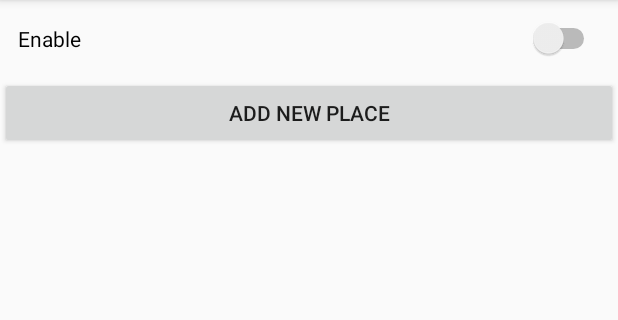
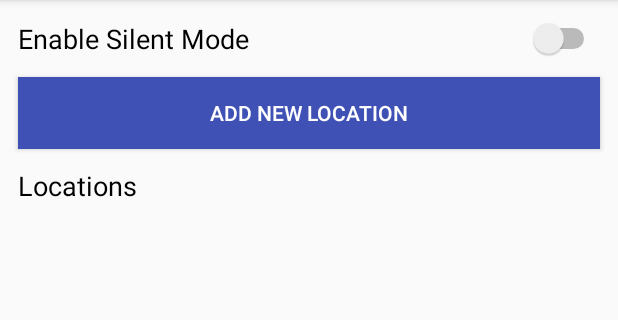
Before and after one commit to asamaka/ShushMe, an Android app: the screen it shows after launch (MainActivity), on a phone screen of 412 x 824 dp, the part 84-404 px from its top. Run offline under Robolectric (Android 15) with nearby library versions, the phone set to English and light mode, and no system bars.

Commit message:
UI changes

```diff
--- a/app/src/main/res/layout/activity_main.xml
+++ b/app/src/main/res/layout/activity_main.xml
@@ -1,24 +1,46 @@
-<?xml version="1.0" encoding="utf-8"?><LinearLayout xmlns:android="http://schemas.android.com/apk/res/android"
+<?xml version="1.0" encoding="utf-8"?>
+
+<LinearLayout xmlns:android="http://schemas.android.com/apk/res/android"
     android:orientation="vertical" android:layout_width="match_parent"
     android:layout_height="match_parent">
 
     <Switch
-        android:layout_margin="12dp"
+        android:layout_marginTop="12dp"
+        android:layout_marginLeft="12dp"
+        android:layout_marginRight="12dp"
         android:text="@string/enable"
         android:layout_width="match_parent"
         android:layout_height="wrap_content"
-        android:id="@+id/enable_switch" />
+        android:id="@+id/enable_switch"
+        android:textColor="@android:color/black"
+        android:textAppearance="@style/TextAppearance.AppCompat.Medium"/>
+    <Button
+        android:layout_margin="12dp"
+        android:layout_width="match_parent"
+        android:layout_height="wrap_content"
+        android:text="@string/add_new_location"
+        android:background="@color/colorPrimary"
+        android:textColor="@android:color/white"
+        android:textAppearance="@style/TextAppearance.AppCompat.Button"
+        android:onClick="onAddPlaceButtonClicked"/>
+
+    <TextView
+        android:layout_marginLeft="12dp"
+        android:layout_marginRight="12dp"
+        android:layout_width="wrap_content"
+        android:layout_height="wrap_content"
+        android:text="@string/location_list"
+        android:textColor="@android:color/black"
+        android:textAppearance="@style/TextAppearance.AppCompat.Medium"/>
 
     <android.support.v7.widget.RecyclerView
+        android:layout_marginLeft="12dp"
+        android:layout_marginRight="12dp"
         android:id="@+id/places_list_recycler_view"
         android:layout_width="match_parent"
         android:layout_height="wrap_content">
     </android.support.v7.widget.RecyclerView>
 
-    <Button
-        android:layout_width="match_parent"
-        android:layout_height="wrap_content"
-        android:text="@string/add_new_place"
-        android:onClick="onAddPlaceButtonClicked"/>
+
 
 </LinearLayout>
--- a/app/src/main/res/values/strings.xml
+++ b/app/src/main/res/values/strings.xml
@@ -1,10 +1,11 @@
 <resources>
     <string name="app_name">ShushMe</string>
     <string name="unknownLocation">Unknown!</string>
-    <string name="enable">Enable</string>
-    <string name="add_new_place">Add new place</string>
+    <string name="enable">Enable Silent Mode</string>
+    <string name="add_new_location">Add new location</string>
     <string name="notification_text">You have triggered a geofence action!</string>
     <string name="geofence_entered">Entered Geofence</string>
     <string name="geofence_exited">Exited Geofence</string>
     <string name="unknown_geofence_transition">Unknown Transition</string>
+    <string name="location_list">Locations</string>
 </resources>
```
Also changed, not shown: app/src/main/java/com/example/android/shushme/PlaceListAdapter.java (+5 -14 lines), app/src/main/res/layout/item_place_card.xml (+30 -9 lines).
